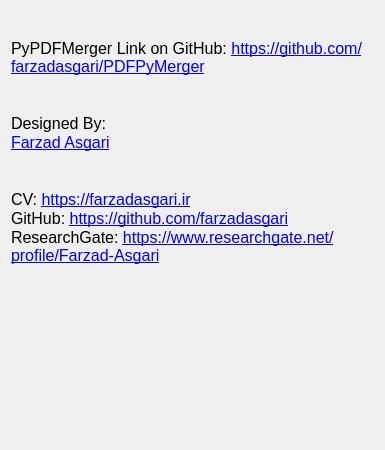
The window that Info.ui (farzadasgari/PDFPyMerger) describes before a commit, drawn with Qt 5.
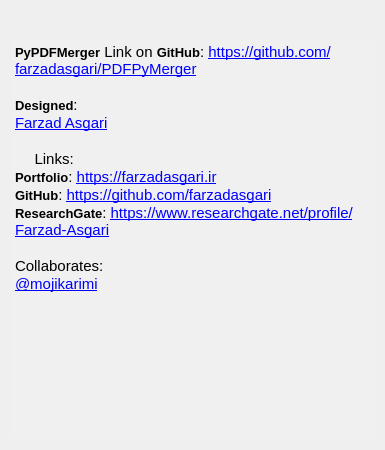
The same window after the commit. Icons and pictures are not drawn.

Commit message: Updated Info Dialog

Diff of the .ui file:
```diff
--- a/Info.ui
+++ b/Info.ui
@@ -85,14 +85,29 @@
       </widget>
      </item>
      <item>
-      <widget class="QLabel" name="label">
-       <property name="sizePolicy">
-        <sizepolicy hsizetype="Fixed" vsizetype="Fixed">
-         <horstretch>0</horstretch>
-         <verstretch>0</verstretch>
-        </sizepolicy>
+      <widget class="QTextBrowser" name="textBrowser">
+       <property name="enabled">
+        <bool>true</bool>
        </property>
-       <property name="text">
+       <property name="autoFillBackground">
+        <bool>true</bool>
+       </property>
+       <property name="styleSheet">
+        <string notr="true">background-color: #f0f0f0;</string>
+       </property>
+       <property name="frameShape">
+        <enum>QFrame::NoFrame</enum>
+       </property>
+       <property name="frameShadow">
+        <enum>QFrame::Sunken</enum>
+       </property>
+       <property name="tabChangesFocus">
+        <bool>false</bool>
+       </property>
+       <property name="undoRedoEnabled">
+        <bool>false</bool>
+       </property>
+       <property name="html">
         <string>&lt;!DOCTYPE HTML PUBLIC &quot;-//W3C//DTD HTML 4.0//EN&quot; &quot;http://www.w3.org/TR/REC-html40/strict.dtd&quot;&gt;
 &lt;html&gt;&lt;head&gt;&lt;meta name=&quot;qrichtext&quot; content=&quot;1&quot; /&gt;&lt;meta charset=&quot;utf-8&quot; /&gt;&lt;style type=&quot;text/css&quot;&gt;
 p, li { white-space: pre-wrap; }
@@ -100,44 +115,27 @@
 li.unchecked::marker { content: &quot;\2610&quot;; }
 li.checked::marker { content: &quot;\2612&quot;; }
 &lt;/style&gt;&lt;/head&gt;&lt;body style=&quot; font-family:'Segoe UI'; font-size:9pt; font-weight:400; font-style:normal;&quot;&gt;
-&lt;p style=&quot; margin-top:0px; margin-bottom:0px; margin-left:0px; margin-right:0px; -qt-block-indent:0; text-indent:0px;&quot;&gt;&lt;span style=&quot; font-size:12pt;&quot;&gt;PyPDFMerger Link on GitHub: &lt;/span&gt;&lt;a href=&quot;https://github.com/farzadasgari/PDFPyMerger&quot;&gt;&lt;span style=&quot; font-size:12pt; text-decoration: underline; color:#0000ff;&quot;&gt;https://github.com/farzadasgari/PDFPyMerger&lt;/span&gt;&lt;/a&gt;&lt;/p&gt;
-&lt;p style=&quot;-qt-paragraph-type:empty; margin-top:0px; margin-bottom:0px; margin-left:0px; margin-right:0px; -qt-block-indent:0; text-indent:0px; font-size:12pt; text-decoration: underline; color:#0000ff;&quot;&gt;&lt;br /&gt;&lt;/p&gt;
-&lt;p style=&quot;-qt-paragraph-type:empty; margin-top:0px; margin-bottom:0px; margin-left:0px; margin-right:0px; -qt-block-indent:0; text-indent:0px; font-size:12pt;&quot;&gt;&lt;br /&gt;&lt;/p&gt;
-&lt;p style=&quot; margin-top:0px; margin-bottom:0px; margin-left:0px; margin-right:0px; -qt-block-indent:0; text-indent:0px;&quot;&gt;&lt;span style=&quot; font-size:12pt;&quot;&gt;Designed By:&lt;/span&gt;&lt;/p&gt;
-&lt;p style=&quot; margin-top:0px; margin-bottom:0px; margin-left:0px; margin-right:0px; -qt-block-indent:0; text-indent:0px;&quot;&gt;&lt;a href=&quot;https://farzadasgari.ir&quot;&gt;&lt;span style=&quot; font-size:12pt; text-decoration: underline; color:#0000ff;&quot;&gt;Farzad Asgari&lt;/span&gt;&lt;/a&gt;&lt;/p&gt;
-&lt;p style=&quot;-qt-paragraph-type:empty; margin-top:0px; margin-bottom:0px; margin-left:0px; margin-right:0px; -qt-block-indent:0; text-indent:0px; font-size:12pt; text-decoration: underline; color:#0000ff;&quot;&gt;&lt;br /&gt;&lt;/p&gt;
-&lt;p style=&quot;-qt-paragraph-type:empty; margin-top:0px; margin-bottom:0px; margin-left:0px; margin-right:0px; -qt-block-indent:0; text-indent:0px; font-size:12pt;&quot;&gt;&lt;br /&gt;&lt;/p&gt;
-&lt;p style=&quot; margin-top:0px; margin-bottom:0px; margin-left:0px; margin-right:0px; -qt-block-indent:0; text-indent:0px;&quot;&gt;&lt;span style=&quot; font-size:12pt;&quot;&gt;CV: &lt;/span&gt;&lt;a href=&quot;https://farzadasgari.ir&quot;&gt;&lt;span style=&quot; font-size:12pt; text-decoration: underline; color:#0000ff;&quot;&gt;https://farzadasgari.ir&lt;/span&gt;&lt;/a&gt;&lt;/p&gt;
-&lt;p style=&quot; margin-top:0px; margin-bottom:0px; margin-left:0px; margin-right:0px; -qt-block-indent:0; text-indent:0px;&quot;&gt;&lt;span style=&quot; font-size:12pt;&quot;&gt;GitHub: &lt;/span&gt;&lt;a href=&quot;https://github.com/farzadasgari&quot;&gt;&lt;span style=&quot; font-size:12pt; text-decoration: underline; color:#0000ff;&quot;&gt;https://github.com/farzadasgari&lt;/span&gt;&lt;/a&gt;&lt;/p&gt;
-&lt;p style=&quot; margin-top:0px; margin-bottom:0px; margin-left:0px; margin-right:0px; -qt-block-indent:0; text-indent:0px;&quot;&gt;&lt;span style=&quot; font-size:12pt;&quot;&gt;ResearchGate: &lt;/span&gt;&lt;a href=&quot;https://www.researchgate.net/profile/Farzad-Asgari&quot;&gt;&lt;span style=&quot; font-size:12pt; text-decoration: underline; color:#0000ff;&quot;&gt;https://www.researchgate.net/profile/Farzad-Asgari&lt;/span&gt;&lt;/a&gt;&lt;/p&gt;&lt;/body&gt;&lt;/html&gt;</string>
+&lt;p style=&quot; margin-top:0px; margin-bottom:0px; margin-left:0px; margin-right:0px; -qt-block-indent:0; text-indent:0px;&quot;&gt;&lt;span style=&quot; font-size:10pt; font-weight:700;&quot;&gt;PyPDFMerger&lt;/span&gt;&lt;span style=&quot; font-size:11pt;&quot;&gt; Link on &lt;/span&gt;&lt;span style=&quot; font-size:10pt; font-weight:700;&quot;&gt;GitHub&lt;/span&gt;&lt;span style=&quot; font-size:11pt;&quot;&gt;: &lt;/span&gt;&lt;a href=&quot;https://github.com/farzadasgari/PDFPyMerger&quot;&gt;&lt;span style=&quot; font-size:11pt; text-decoration: underline; color:#0000ff;&quot;&gt;https://github.com/farzadasgari/PDFPyMerger&lt;/span&gt;&lt;/a&gt;&lt;/p&gt;
+&lt;p style=&quot;-qt-paragraph-type:empty; margin-top:0px; margin-bottom:0px; margin-left:0px; margin-right:0px; -qt-block-indent:0; text-indent:0px; font-size:11pt; text-decoration: underline; color:#0000ff;&quot;&gt;&lt;br /&gt;&lt;/p&gt;
+&lt;p style=&quot; margin-top:0px; margin-bottom:0px; margin-left:0px; margin-right:0px; -qt-block-indent:0; text-indent:0px;&quot;&gt;&lt;span style=&quot; font-size:10pt; font-weight:700;&quot;&gt;Designed&lt;/span&gt;&lt;span style=&quot; font-size:11pt;&quot;&gt;:&lt;/span&gt;&lt;/p&gt;
+&lt;p style=&quot; margin-top:0px; margin-bottom:0px; margin-left:0px; margin-right:0px; -qt-block-indent:0; text-indent:0px;&quot;&gt;&lt;a href=&quot;https://farzadasgari.ir&quot;&gt;&lt;span style=&quot; font-size:11pt; text-decoration: underline; color:#0000ff;&quot;&gt;Farzad Asgari&lt;/span&gt;&lt;/a&gt;&lt;/p&gt;
+&lt;p style=&quot;-qt-paragraph-type:empty; margin-top:0px; margin-bottom:0px; margin-left:0px; margin-right:0px; -qt-block-indent:0; text-indent:0px; font-size:11pt; text-decoration: underline; color:#0000ff;&quot;&gt;&lt;br /&gt;&lt;/p&gt;
+&lt;p style=&quot; margin-top:0px; margin-bottom:0px; margin-left:0px; margin-right:0px; -qt-block-indent:0; text-indent:0px;&quot;&gt;&lt;span style=&quot; font-family:'Courier New','monospace'; font-size:11pt; font-style:italic; color:#ffa245;&quot;&gt;🔗 &lt;/span&gt;&lt;span style=&quot; font-size:11pt;&quot;&gt; Links:&lt;/span&gt;&lt;/p&gt;
+&lt;p style=&quot; margin-top:0px; margin-bottom:0px; margin-left:0px; margin-right:0px; -qt-block-indent:0; text-indent:0px;&quot;&gt;&lt;span style=&quot; font-size:10pt; font-weight:700;&quot;&gt;Portfolio&lt;/span&gt;&lt;span style=&quot; font-size:11pt;&quot;&gt;: &lt;/span&gt;&lt;a href=&quot;https://farzadasgari.ir&quot;&gt;&lt;span style=&quot; font-size:11pt; text-decoration: underline; color:#0000ff;&quot;&gt;https://farzadasgari.ir&lt;/span&gt;&lt;/a&gt;&lt;/p&gt;
+&lt;p style=&quot; margin-top:0px; margin-bottom:0px; margin-left:0px; margin-right:0px; -qt-block-indent:0; text-indent:0px;&quot;&gt;&lt;span style=&quot; font-size:10pt; font-weight:700;&quot;&gt;GitHub&lt;/span&gt;&lt;span style=&quot; font-size:11pt;&quot;&gt;: &lt;/span&gt;&lt;a href=&quot;https://github.com/farzadasgari&quot;&gt;&lt;span style=&quot; font-size:11pt; text-decoration: underline; color:#0000ff;&quot;&gt;https://github.com/farzadasgari&lt;/span&gt;&lt;/a&gt;&lt;/p&gt;
+&lt;p style=&quot; margin-top:0px; margin-bottom:0px; margin-left:0px; margin-right:0px; -qt-block-indent:0; text-indent:0px;&quot;&gt;&lt;span style=&quot; font-size:10pt; font-weight:700;&quot;&gt;ResearchGate&lt;/span&gt;&lt;span style=&quot; font-size:11pt;&quot;&gt;: &lt;/span&gt;&lt;a href=&quot;https://www.researchgate.net/profile/Farzad-Asgari&quot;&gt;&lt;span style=&quot; font-size:11pt; text-decoration: underline; color:#0000ff;&quot;&gt;https://www.researchgate.net/profile/Farzad-Asgari&lt;/span&gt;&lt;/a&gt;&lt;/p&gt;
+&lt;p style=&quot;-qt-paragraph-type:empty; margin-top:0px; margin-bottom:0px; margin-left:0px; margin-right:0px; -qt-block-indent:0; text-indent:0px; font-size:11pt; text-decoration: underline; color:#0000ff;&quot;&gt;&lt;br /&gt;&lt;/p&gt;
+&lt;p style=&quot; margin-top:0px; margin-bottom:0px; margin-left:0px; margin-right:0px; -qt-block-indent:0; text-indent:0px;&quot;&gt;&lt;span style=&quot; font-size:11pt;&quot;&gt;Collaborates:&lt;/span&gt;&lt;/p&gt;
+&lt;p style=&quot; margin-top:0px; margin-bottom:0px; margin-left:0px; margin-right:0px; -qt-block-indent:0; text-indent:0px;&quot;&gt;&lt;a href=&quot;https://github.com/mojikarimi&quot;&gt;&lt;span style=&quot; font-size:11pt; text-decoration: underline; color:#0000ff;&quot;&gt;@mojikarimi&lt;/span&gt;&lt;/a&gt;&lt;/p&gt;&lt;/body&gt;&lt;/html&gt;</string>
        </property>
-       <property name="textFormat">
-        <enum>Qt::AutoText</enum>
+       <property name="acceptRichText">
+        <bool>true</bool>
        </property>
-       <property name="scaledContents">
-        <bool>false</bool>
-       </property>
-       <property name="alignment">
-        <set>Qt::AlignLeading|Qt::AlignLeft|Qt::AlignTop</set>
-       </property>
-       <property name="wordWrap">
+       <property name="openExternalLinks">
         <bool>true</bool>
        </property>
       </widget>
      </item>
-     <item>
-      <spacer name="verticalSpacer">
-       <property name="orientation">
-        <enum>Qt::Vertical</enum>
-       </property>
-       <property name="sizeHint" stdset="0">
-        <size>
-         <width>20</width>
-         <height>40</height>
-        </size>
-       </property>
-      </spacer>
-     </item>
     </layout>
    </item>
   </layout>
```
Left out of the diff: 2 changed lines with no effect on the pictures. The commit also changes 4 other files.
